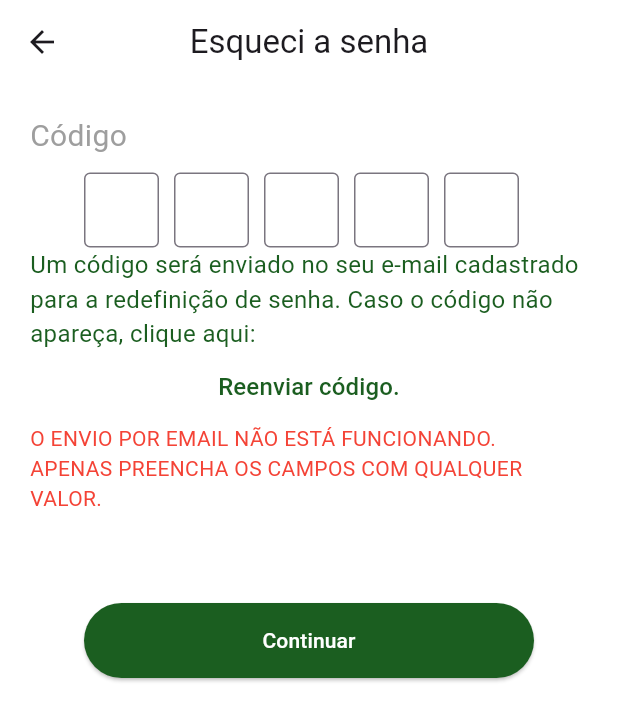
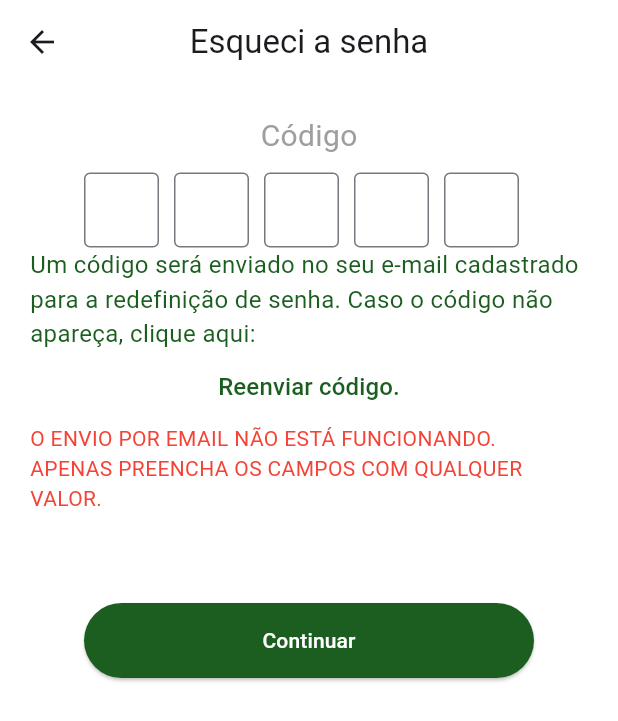
Before and after one commit to holyicecream/Meu-Financeiro, a Flutter app: the RecuperacaoDeSenha screen opened by its route, on a phone screen of 412 x 824 dp. Shown: the top 721 px of the screen. Run offline on Flutter 3.47's test engine with Material 3 defaults, Android fonts, the phone set to English and light mode, and no system bars; our stand-ins replace fixnum, fl_chart; missing offline and left inert: mongo_dart.

Commit message:
Update recuperacao_de_senha.dart

```diff
--- a/mongo_project/lib/Pages/recuperacao_de_senha.dart
+++ b/mongo_project/lib/Pages/recuperacao_de_senha.dart
@@ -45,6 +45,7 @@ class RecuperacaoDeSenhaState extends State<RecuperacaoDeSenha> {
 
   @override
   void initState() {
+    super.initState();
     num1 = Random().nextInt(9);
     num2 = Random().nextInt(9);
     num3 = Random().nextInt(9);
@@ -52,7 +53,6 @@ class RecuperacaoDeSenhaState extends State<RecuperacaoDeSenha> {
     num5 = Random().nextInt(9);
     print(
         "${num1.toString()}, ${num2.toString()}, ${num3.toString()}, ${num4.toString()}, ${num5.toString()}");
-    super.initState();
   }
 
   @override
@@ -69,6 +69,13 @@ class RecuperacaoDeSenhaState extends State<RecuperacaoDeSenha> {
     return Scaffold(
       backgroundColor: Colors.white,
       appBar: AppBar(
+        leading: GestureDetector(
+          onTap: () {
+            Navigator.pushReplacementNamed(context, '/Login',
+                arguments: todosArguments);
+          },
+          child: Icon(Icons.arrow_back),
+        ),
         centerTitle: true,
         title: Text('Esqueci a senha'),
         backgroundColor: Colors.white,
@@ -82,9 +89,11 @@ class RecuperacaoDeSenhaState extends State<RecuperacaoDeSenha> {
               child: Column(
                 crossAxisAlignment: CrossAxisAlignment.start,
                 children: [
-                  Text(
+                  Center(
+                    child: Text(
                       "Código",
                       style: TextStyle(fontSize: 20, color: Colors.grey),
+                    ),
                   ),
                   SizedBox(
                     height: 10,
@@ -174,11 +183,13 @@ class RecuperacaoDeSenhaState extends State<RecuperacaoDeSenha> {
                     // crossAxisAlignment: CrossAxisAlignment.center,
                     children: [
                       Expanded(
+                        child: Center(
                           child: Text(
                             'Um código será enviado no seu e-mail cadastrado para a redefinição de senha. Caso o código não apareça, clique aqui: ',
                             style: TextStyle(
                                 color: Colors.green.shade900, fontSize: 16),
                             softWrap: true,
+                          ),
                         ),
                       ),
                     ],
@@ -226,7 +237,8 @@ class RecuperacaoDeSenhaState extends State<RecuperacaoDeSenha> {
                                 quintoController.text != '') {
                               // Você requisitou a mudança de senha. Para realizar a mudança é necessário a confirmação via email, enviamos um código de 5 no email ${todosArguments.dataClient.email}
                               Navigator.pushReplacementNamed(
-                                  context, '/RedefinicaoDeSenha', arguments:  todosArguments);
+                                  context, '/RedefinicaoDeSenha',
+                                  arguments: todosArguments);
                             } else {
                               showDialog(
                                 context: context,
```
Lines whose indentation alone changed are shown as unchanged.
